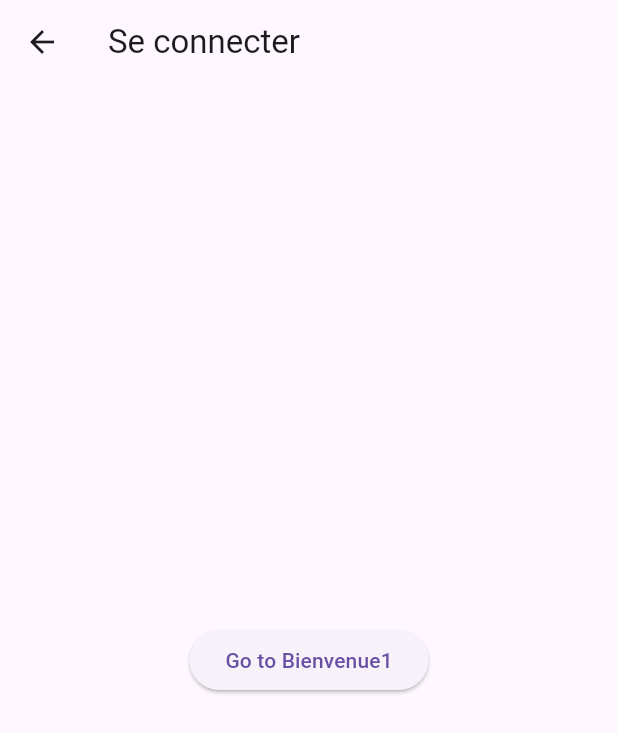
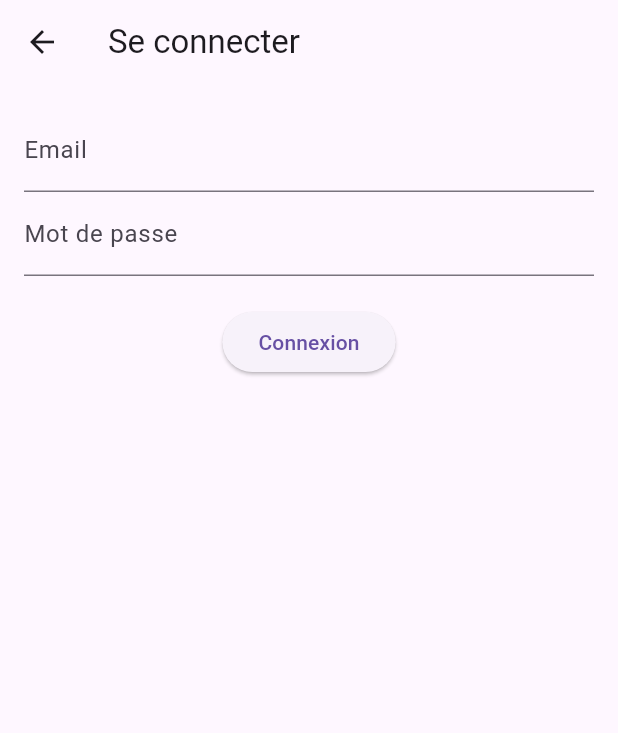
Before and after one commit to NadimSALEEM/Hatch-, a Flutter app: the SeConnecter screen opened by its route, on a phone screen of 412 x 824 dp. Shown: the top 733 px of the screen. Run offline on Flutter 3.47's test engine with Material 3 defaults, Android fonts, the phone set to English and light mode, and no system bars; our stand-ins replace dio, flutter_secure_storage, logger; accounts and stored records are empty.

Commit message:
Setup Dio for front/back communication
Access token is not taken by header
but it works on bruno. Should look into routes?

```diff
--- a/Frontend/lib/Pages/Scenario1/se_connecter.dart
+++ b/Frontend/lib/Pages/Scenario1/se_connecter.dart
@@ -1,22 +1,104 @@
 import 'package:flutter/material.dart';
+import 'package:dio/dio.dart';
+import 'package:flutter_secure_storage/flutter_secure_storage.dart';
+import 'package:logger/logger.dart';
 
-class SeConnecter extends StatelessWidget {
+class SeConnecter extends StatefulWidget {
   const SeConnecter({Key? key}) : super(key: key);
+
+  @override
+  _SeConnecterState createState() => _SeConnecterState();
+}
+
+class _SeConnecterState extends State<SeConnecter> {
+  final TextEditingController _emailController = TextEditingController();
+  final TextEditingController _passwordController = TextEditingController();
+  final FlutterSecureStorage _storage = const FlutterSecureStorage();
+  final Dio _dio = Dio();
+  final Logger _logger = Logger();
+
+  bool _loading = false;
+  String? _errorMessage;
+
+  Future<void> _login() async {
+    setState(() {
+      _loading = true;
+      _errorMessage = null;
+    });
+
+    try {
+      Response response = await _dio.post(
+        'http://localhost:80/auth/token',
+        options: Options(contentType: Headers.formUrlEncodedContentType),
+        data: {
+          'username': _emailController.text.trim(),
+          'password': _passwordController.text,
+        },
+      );
+
+      if (response.data.containsKey('access_token')) {
+        String token = response.data['access_token'];
+        await _storage.write(key: 'jwt_token', value: token);
+        _logger.i("✅ Login Success: Token -> $token");
+
+        if (mounted) {
+          ScaffoldMessenger.of(context).showSnackBar(
+            const SnackBar(content: Text('Connexion réussie !')),
+          );
+          Navigator.pushNamed(context, '/home');
+        }
+      }
+    } catch (e) {
+      if (e is DioException) {
+        _logger.e("🛠️ Error Response: ${e.response?.data}");
+      }
+      setState(() {
+        _errorMessage = "Échec de la connexion. Vérifiez vos identifiants.";
+      });
+    } finally {
+      setState(() {
+        _loading = false;
+      });
+    }
+  }
 
   @override
   Widget build(BuildContext context) {
     return Scaffold(
-      appBar: AppBar(
-        title: const Text('Se connecter'),
-      ),
-      body: Center(
-        child: ElevatedButton(
-          child: const Text("Go to Bienvenue1"),
-          onPressed: () {
-            Navigator.pushNamed(context, '/');
-          },
+      appBar: AppBar(title: const Text('Se connecter')),
+      body: Padding(
+        padding: const EdgeInsets.all(16.0),
+        child: Column(
+          children: [
+            _buildEmailField(),
+            _buildPasswordField(),
+            if (_errorMessage != null)
+              Text(_errorMessage!, style: const TextStyle(color: Colors.red)),
+            const SizedBox(height: 20),
+            _loading
+                ? const CircularProgressIndicator()
+                : ElevatedButton(
+                    onPressed: _login,
+                    child: const Text('Connexion'),
+                  ),
+          ],
         ),
       ),
     );
   }
+
+  Widget _buildEmailField() {
+    return TextField(
+      controller: _emailController,
+      decoration: const InputDecoration(labelText: 'Email'),
+    );
+  }
+
+  Widget _buildPasswordField() {
+    return TextField(
+      controller: _passwordController,
+      decoration: const InputDecoration(labelText: 'Mot de passe'),
+      obscureText: true,
+    );
+  }
 }
--- a/Frontend/pubspec.yaml
+++ b/Frontend/pubspec.yaml
@@ -9,6 +9,9 @@ environment:
 dependencies:
   flutter:
     sdk: flutter
+  dio: ^5.8.0+1
+  flutter_secure_storage: ^9.2.4
+  logger: ^2.5.0
 
 dev_dependencies:
   flutter_test:
```
Also changed, not shown: Bruno/bruno.json (renamed from Hatch/bruno.json), Frontend/pubspec.lock, 6 other files.
